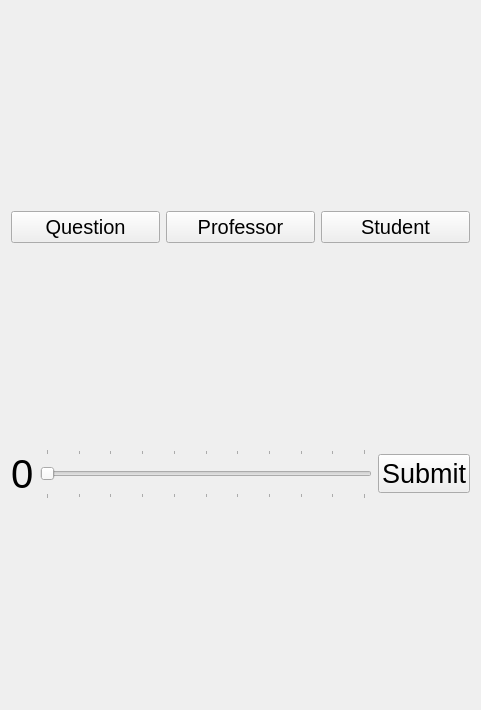
Before: the Qt Designer form umati/UmatiGradingTaskView.ui in kheimerl/umati, drawn with Qt 5.
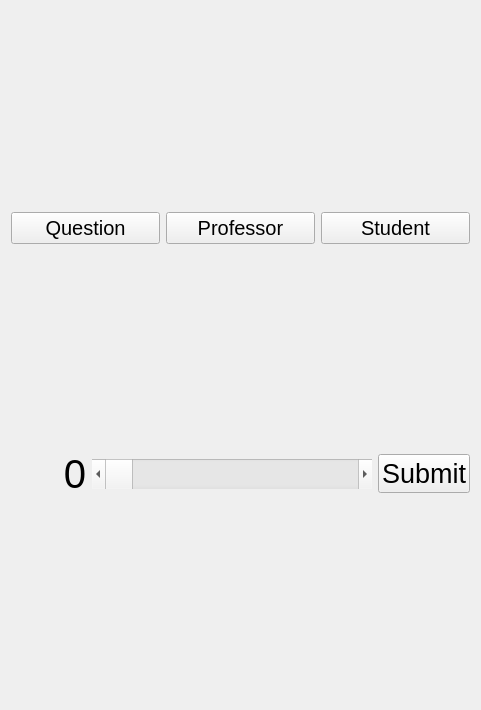
After: the same form once the commit is applied.

Patch:
```diff
--- a/umati/UmatiGradingTaskView.ui
+++ b/umati/UmatiGradingTaskView.ui
@@ -80,6 +80,12 @@
     <layout class="QHBoxLayout" name="horizontalLayout">
      <item>
       <widget class="QLabel" name="grade">
+       <property name="minimumSize">
+        <size>
+         <width>50</width>
+         <height>0</height>
+        </size>
+       </property>
        <property name="font">
         <font>
          <pointsize>30</pointsize>
@@ -88,33 +94,24 @@
        <property name="text">
         <string>0</string>
        </property>
+       <property name="alignment">
+        <set>Qt::AlignRight|Qt::AlignTrailing|Qt::AlignVCenter</set>
+       </property>
       </widget>
      </item>
      <item>
-      <widget class="QSlider" name="slider">
-       <property name="sizePolicy">
-        <sizepolicy hsizetype="Expanding" vsizetype="Fixed">
-         <horstretch>0</horstretch>
-         <verstretch>0</verstretch>
-        </sizepolicy>
-       </property>
+      <widget class="QScrollBar" name="scroller">
        <property name="minimumSize">
         <size>
-         <width>200</width>
-         <height>50</height>
+         <width>280</width>
+         <height>30</height>
         </size>
        </property>
-       <property name="maximum">
-        <number>10</number>
-       </property>
-       <property name="pageStep">
-        <number>1</number>
-       </property>
        <property name="orientation">
         <enum>Qt::Horizontal</enum>
        </property>
-       <property name="tickPosition">
-        <enum>QSlider::TicksBothSides</enum>
+       <property name="invertedAppearance">
+        <bool>false</bool>
        </property>
       </widget>
      </item>
```
Left out of the diff: 20 changed lines with no effect on the pictures.
